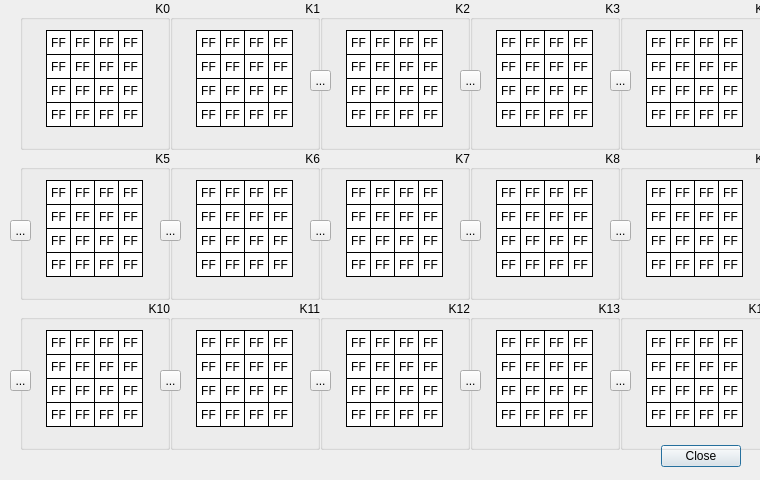
First picture: the form in ui/dialogshowexpkey.ui, repository giovanirinaldi/YAAES, before the edit.
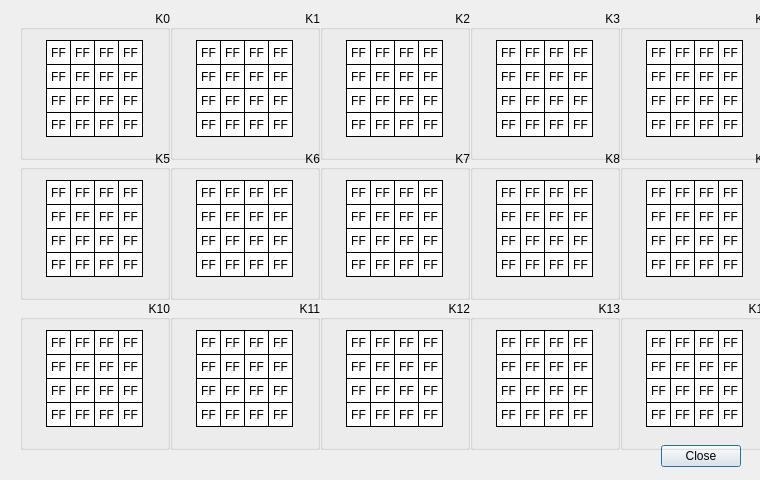
Second picture: the form after the edit. Icons and pictures are not drawn.

The edit to the form file:
```diff
--- a/ui/dialogshowexpkey.ui
+++ b/ui/dialogshowexpkey.ui
@@ -11,7 +11,7 @@
    </rect>
   </property>
   <property name="windowTitle">
-   <string>Dialog</string>
+   <string>Expanded Key</string>
   </property>
   <widget class="QDialogButtonBox" name="buttonBox">
    <property name="geometry">
@@ -36,7 +36,7 @@
    <property name="geometry">
     <rect>
      <x>20</x>
-     <y>0</y>
+     <y>10</y>
      <width>150</width>
      <height>150</height>
     </rect>
@@ -720,7 +720,7 @@
    <property name="geometry">
     <rect>
      <x>170</x>
-     <y>0</y>
+     <y>10</y>
      <width>150</width>
      <height>150</height>
     </rect>
@@ -1404,7 +1404,7 @@
    <property name="geometry">
     <rect>
      <x>320</x>
-     <y>0</y>
+     <y>10</y>
      <width>150</width>
      <height>150</height>
     </rect>
@@ -2088,7 +2088,7 @@
    <property name="geometry">
     <rect>
      <x>470</x>
-     <y>0</y>
+     <y>10</y>
      <width>150</width>
      <height>150</height>
     </rect>
@@ -2772,7 +2772,7 @@
    <property name="geometry">
     <rect>
      <x>620</x>
-     <y>0</y>
+     <y>10</y>
      <width>150</width>
      <height>150</height>
     </rect>
@@ -5503,6 +5503,23 @@
      <set>Qt::AlignCenter</set>
     </property>
    </widget>
+   <zorder>k7byte15</zorder>
+   <zorder>k7byte13</zorder>
+   <zorder>k7byte14</zorder>
+   <zorder>k7byte06</zorder>
+   <zorder>k7byte04</zorder>
+   <zorder>k7byte02</zorder>
+   <zorder>k7byte10</zorder>
+   <zorder>k7byte09</zorder>
+   <zorder>k7byte01</zorder>
+   <zorder>k7byte08</zorder>
+   <zorder>k7byte00</zorder>
+   <zorder>k7byte07</zorder>
+   <zorder>k7byte12</zorder>
+   <zorder>k7byte03</zorder>
+   <zorder>k7byte11</zorder>
+   <zorder>k7byte05</zorder>
+   <zorder>btnShowKeyK7K8</zorder>
   </widget>
   <widget class="QGroupBox" name="groupK8">
    <property name="geometry">
@@ -10292,180 +10309,427 @@
     </property>
    </widget>
   </widget>
-  <widget class="QToolButton" name="btnEditInput_2">
+  <widget class="QPushButton" name="btnShowKeyK0K1">
    <property name="geometry">
     <rect>
-     <x>310</x>
-     <y>70</y>
-     <width>21</width>
+     <x>160</x>
+     <y>80</y>
+     <width>16</width>
      <height>21</height>
     </rect>
    </property>
-   <property name="text">
-    <string>...</string>
+   <property name="toolTip">
+    <string>ola</string>
    </property>
+   <property name="autoFillBackground">
+    <bool>false</bool>
+   </property>
+   <property name="icon">
+    <iconset>
+     <normaloff>../bin/help.png</normaloff>../bin/help.png</iconset>
+   </property>
+   <property name="checkable">
+    <bool>false</bool>
+   </property>
+   <property name="autoRepeat">
+    <bool>false</bool>
+   </property>
+   <property name="autoExclusive">
+    <bool>false</bool>
+   </property>
+   <property name="flat">
+    <bool>true</bool>
+   </property>
   </widget>
-  <widget class="QToolButton" name="btnEditInput_3">
+  <widget class="QPushButton" name="btnShowKeyK1K2">
    <property name="geometry">
     <rect>
-     <x>460</x>
-     <y>70</y>
-     <width>21</width>
+     <x>310</x>
+     <y>80</y>
+     <width>16</width>
      <height>21</height>
     </rect>
    </property>
-   <property name="text">
-    <string>...</string>
+   <property name="toolTip">
+    <string>ola</string>
    </property>
+   <property name="autoFillBackground">
+    <bool>false</bool>
+   </property>
+   <property name="icon">
+    <iconset>
+     <normaloff>../bin/help.png</normaloff>../bin/help.png</iconset>
+   </property>
+   <property name="checkable">
+    <bool>false</bool>
+   </property>
+   <property name="autoRepeat">
+    <bool>false</bool>
+   </property>
+   <property name="autoExclusive">
+    <bool>false</bool>
+   </property>
+   <property name="flat">
+    <bool>true</bool>
+   </property>
   </widget>
-  <widget class="QToolButton" name="btnEditInput_4">
+  <widget class="QPushButton" name="btnShowKeyK2K3">
    <property name="geometry">
     <rect>
-     <x>610</x>
-     <y>70</y>
-     <width>21</width>
+     <x>460</x>
+     <y>80</y>
+     <width>16</width>
      <height>21</height>
     </rect>
    </property>
-   <property name="text">
-    <string>...</string>
+   <property name="toolTip">
+    <string>ola</string>
    </property>
+   <property name="autoFillBackground">
+    <bool>false</bool>
+   </property>
+   <property name="icon">
+    <iconset>
+     <normaloff>../bin/help.png</normaloff>../bin/help.png</iconset>
+   </property>
+   <property name="checkable">
+    <bool>false</bool>
+   </property>
+   <property name="autoRepeat">
+    <bool>false</bool>
+   </property>
+   <property name="autoExclusive">
+    <bool>false</bool>
+   </property>
+   <property name="flat">
+    <bool>true</bool>
+   </property>
   </widget>
-  <widget class="QToolButton" name="btnEditInput_6">
+  <widget class="QPushButton" name="btnShowKeyK3K4">
    <property name="geometry">
     <rect>
-     <x>160</x>
-     <y>220</y>
-     <width>21</width>
+     <x>610</x>
+     <y>80</y>
+     <width>16</width>
      <height>21</height>
     </rect>
    </property>
-   <property name="text">
-    <string>...</string>
+   <property name="toolTip">
+    <string>ola</string>
    </property>
+   <property name="autoFillBackground">
+    <bool>false</bool>
+   </property>
+   <property name="icon">
+    <iconset>
+     <normaloff>../bin/help.png</normaloff>../bin/help.png</iconset>
+   </property>
+   <property name="checkable">
+    <bool>false</bool>
+   </property>
+   <property name="autoRepeat">
+    <bool>false</bool>
+   </property>
+   <property name="autoExclusive">
+    <bool>false</bool>
+   </property>
+   <property name="flat">
+    <bool>true</bool>
+   </property>
   </widget>
-  <widget class="QToolButton" name="btnEditInput_5">
+  <widget class="QPushButton" name="btnShowKeyK4K5">
    <property name="geometry">
     <rect>
      <x>10</x>
      <y>220</y>
-     <width>21</width>
+     <width>16</width>
      <height>21</height>
     </rect>
    </property>
-   <property name="text">
-    <string>...</string>
+   <property name="toolTip">
+    <string>ola</string>
    </property>
+   <property name="autoFillBackground">
+    <bool>false</bool>
+   </property>
+   <property name="icon">
+    <iconset>
+     <normaloff>../bin/help.png</normaloff>../bin/help.png</iconset>
+   </property>
+   <property name="checkable">
+    <bool>false</bool>
+   </property>
+   <property name="autoRepeat">
+    <bool>false</bool>
+   </property>
+   <property name="autoExclusive">
+    <bool>false</bool>
+   </property>
+   <property name="flat">
+    <bool>true</bool>
+   </property>
   </widget>
-  <widget class="QToolButton" name="btnEditInput_7">
+  <widget class="QPushButton" name="btnShowKeyK5K6">
    <property name="geometry">
     <rect>
-     <x>310</x>
+     <x>160</x>
      <y>220</y>
-     <width>21</width>
+     <width>16</width>
      <height>21</height>
     </rect>
    </property>
-   <property name="text">
-    <string>...</string>
+   <property name="toolTip">
+    <string>ola</string>
    </property>
+   <property name="autoFillBackground">
+    <bool>false</bool>
+   </property>
+   <property name="icon">
+    <iconset>
+     <normaloff>../bin/help.png</normaloff>../bin/help.png</iconset>
+   </property>
+   <property name="checkable">
+    <bool>false</bool>
+   </property>
+   <property name="autoRepeat">
+    <bool>false</bool>
+   </property>
+   <property name="autoExclusive">
+    <bool>false</bool>
+   </property>
+   <property name="flat">
+    <bool>true</bool>
+   </property>
   </widget>
-  <widget class="QToolButton" name="btnEditInput_8">
+  <widget class="QPushButton" name="btnShowKeyK9K10">
    <property name="geometry">
     <rect>
-     <x>460</x>
-     <y>220</y>
-     <width>21</width>
+     <x>10</x>
+     <y>370</y>
+     <width>16</width>
      <height>21</height>
     </rect>
    </property>
-   <property name="text">
-    <string>...</string>
+   <property name="toolTip">
+    <string>ola</string>
    </property>
+   <property name="autoFillBackground">
+    <bool>false</bool>
+   </property>
+   <property name="icon">
+    <iconset>
+     <normaloff>../bin/help.png</normaloff>../bin/help.png</iconset>
+   </property>
+   <property name="checkable">
+    <bool>false</bool>
+   </property>
+   <property name="autoRepeat">
+    <bool>false</bool>
+   </property>
+   <property name="autoExclusive">
+    <bool>false</bool>
+   </property>
+   <property name="flat">
+    <bool>true</bool>
+   </property>
   </widget>
-  <widget class="QToolButton" name="btnEditInput_9">
+  <widget class="QPushButton" name="btnShowKeyK10K11">
    <property name="geometry">
     <rect>
-     <x>610</x>
-     <y>220</y>
-     <width>21</width>
+     <x>160</x>
+     <y>370</y>
+     <width>16</width>
      <height>21</height>
     </rect>
    </property>
-   <property name="text">
-    <string>...</string>
+   <property name="toolTip">
+    <string>ola</string>
    </property>
+   <property name="autoFillBackground">
+    <bool>false</bool>
+   </property>
+   <property name="icon">
+    <iconset>
+     <normaloff>../bin/help.png</normaloff>../bin/help.png</iconset>
+   </property>
+   <property name="checkable">
+    <bool>false</bool>
+   </property>
+   <property name="autoRepeat">
+    <bool>false</bool>
+   </property>
+   <property name="autoExclusive">
+    <bool>false</bool>
+   </property>
+   <property name="flat">
+    <bool>true</bool>
+   </property>
   </widget>
-  <widget class="QToolButton" name="btnEditInput_10">
+  <widget class="QPushButton" name="btnShowKeyK6K7">
    <property name="geometry">
     <rect>
-     <x>10</x>
-     <y>370</y>
-     <width>21</width>
+     <x>310</x>
+     <y>220</y>
+     <width>16</width>
      <height>21</height>
     </rect>
    </property>
-   <property name="text">
-    <string>...</string>
+   <property name="toolTip">
+    <string>ola</string>
    </property>
+   <property name="autoFillBackground">
+    <bool>false</bool>
+   </property>
+   <property name="icon">
+    <iconset>
+     <normaloff>../bin/help.png</normaloff>../bin/help.png</iconset>
+   </property>
+   <property name="checkable">
+    <bool>false</bool>
+   </property>
+   <property name="autoRepeat">
+    <bool>false</bool>
+   </property>
+   <property name="autoExclusive">
+    <bool>false</bool>
+   </property>
+   <property name="flat">
+    <bool>true</bool>
+   </property>
   </widget>
-  <widget class="QToolButton" name="btnEditInput_11">
+  <widget class="QPushButton" name="btnShowKeyK7K8">
    <property name="geometry">
     <rect>
-     <x>160</x>
-     <y>370</y>
-     <width>21</width>
+     <x>460</x>
+     <y>220</y>
+     <width>16</width>
      <height>21</height>
     </rect>
    </property>
-   <property name="text">
-    <string>...</string>
+   <property name="toolTip">
+    <string>ola</string>
    </property>
+   <property name="autoFillBackground">
+    <bool>false</bool>
+   </property>
+   <property name="icon">
+    <iconset>
+     <normaloff>../bin/help.png</normaloff>../bin/help.png</iconset>
+   </property>
+   <property name="checkable">
+    <bool>false</bool>
+   </property>
+   <property name="autoRepeat">
+    <bool>false</bool>
+   </property>
+   <property name="autoExclusive">
+    <bool>false</bool>
+   </property>
+   <property name="flat">
+    <bool>true</bool>
+   </property>
   </widget>
-  <widget class="QToolButton" name="btnEditInput_12">
+  <widget class="QPushButton" name="btnShowKeyK8K9">
    <property name="geometry">
     <rect>
-     <x>310</x>
-     <y>370</y>
-     <width>21</width>
+     <x>610</x>
+     <y>220</y>
+     <width>16</width>
      <height>21</height>
     </rect>
    </property>
-   <property name="text">
-    <string>...</string>
+   <property name="toolTip">
+    <string>ola</string>
    </property>
+   <property name="autoFillBackground">
+    <bool>false</bool>
+   </property>
+   <property name="icon">
+    <iconset>
+     <normaloff>../bin/help.png</normaloff>../bin/help.png</iconset>
+   </property>
+   <property name="checkable">
+    <bool>false</bool>
+   </property>
+   <property name="autoRepeat">
+    <bool>false</bool>
+   </property>
+   <property name="autoExclusive">
+    <bool>false</bool>
+   </property>
+   <property name="flat">
+    <bool>true</bool>
+   </property>
   </widget>
-  <widget class="QToolButton" name="btnEditInput_13">
+  <widget class="QPushButton" name="btnShowKeyK11K12">
    <property name="geometry">
     <rect>
-     <x>460</x>
+     <x>310</x>
      <y>370</y>
-     <width>21</width>
+     <width>16</width>
      <height>21</height>
     </rect>
    </property>
-   <property name="text">
-    <string>...</string>
+   <property name="toolTip">
+    <string>ola</string>
    </property>
+   <property name="autoFillBackground">
+    <bool>false</bool>
+   </property>
+   <property name="icon">
+    <iconset>
+     <normaloff>../bin/help.png</normaloff>../bin/help.png</iconset>
+   </property>
+   <property name="checkable">
+    <bool>false</bool>
+   </property>
+   <property name="autoRepeat">
+    <bool>false</bool>
+   </property>
+   <property name="autoExclusive">
+    <bool>false</bool>
+   </property>
+   <property name="flat">
+    <bool>true</bool>
+   </property>
   </widget>
-  <widget class="QToolButton" name="btnEditInput_14">
+  <widget class="QPushButton" name="btnShowKeyK12K13">
    <property name="geometry">
     <rect>
-     <x>610</x>
+     <x>460</x>
      <y>370</y>
-     <width>21</width>
+     <width>16</width>
      <height>21</height>
     </rect>
    </property>
-   <property name="text">
-    <string>...</string>
+   <property name="toolTip">
+    <string>ola</string>
    </property>
+   <property name="autoFillBackground">
+    <bool>false</bool>
+   </property>
+   <property name="icon">
+    <iconset>
+     <normaloff>../bin/help.png</normaloff>../bin/help.png</iconset>
+   </property>
+   <property name="checkable">
+    <bool>false</bool>
+   </property>
+   <property name="autoRepeat">
+    <bool>false</bool>
+   </property>
+   <property name="autoExclusive">
+    <bool>false</bool>
+   </property>
+   <property name="flat">
+    <bool>true</bool>
+   </property>
   </widget>
-  <widget class="QPushButton" name="btnShowKey">
+  <widget class="QPushButton" name="btnShowKeyK13K14">
    <property name="geometry">
     <rect>
-     <x>160</x>
-     <y>70</y>
+     <x>610</x>
+     <y>370</y>
      <width>16</width>
      <height>21</height>
     </rect>
```
